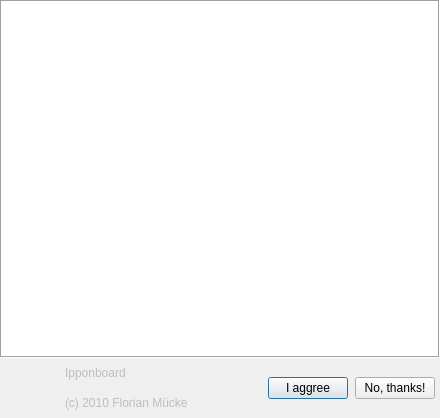
Above: widgets/splashscreen.ui from fmuecke/Ipponboard before the change. Below: the same form after it.
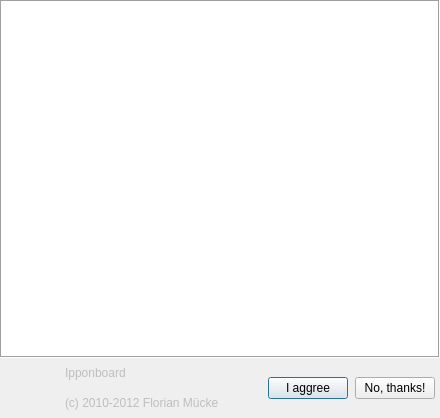
That is the form after the change. Icons and pictures are not drawn.

```diff
--- a/widgets/splashscreen.ui
+++ b/widgets/splashscreen.ui
@@ -162,7 +162,7 @@
           <bool>false</bool>
          </property>
          <property name="text">
-          <string>(c) 2010 Florian Mücke</string>
+          <string>(c) 2010-2012 Florian Mücke</string>
          </property>
          <property name="textFormat">
           <enum>Qt::PlainText</enum>
```
